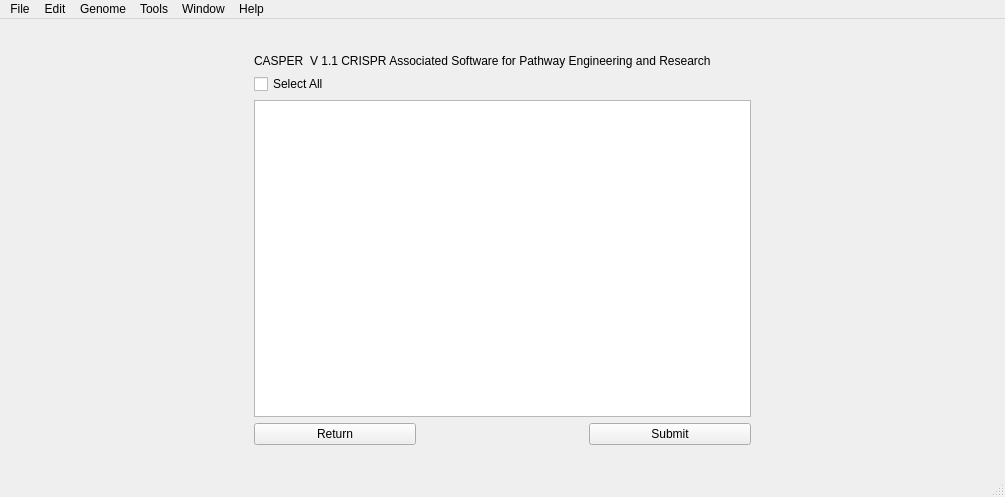
Above: Annotation Details.ui from bdoze90/CASPERapp before the change. Below: the same form after it.
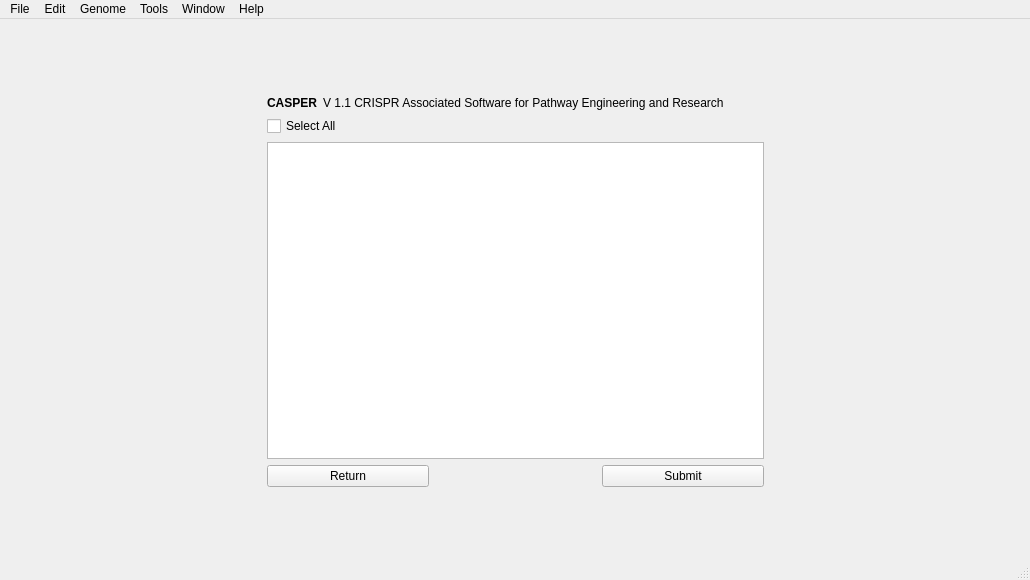
That is the form after the change.

Patch:
```diff
--- a/Annotation Details.ui
+++ b/Annotation Details.ui
@@ -9,13 +9,16 @@
    <rect>
     <x>0</x>
     <y>0</y>
-    <width>1005</width>
-    <height>497</height>
+    <width>1030</width>
+    <height>580</height>
    </rect>
   </property>
   <property name="windowTitle">
    <string>CASPER</string>
   </property>
+  <property name="styleSheet">
+   <string notr="true">font: 11pt &quot;Sans Serif&quot;;</string>
+  </property>
   <widget class="QWidget" name="centralwidget">
    <layout class="QGridLayout" name="gridLayout">
     <item row="2" column="0">
@@ -96,7 +99,7 @@
 </string>
         </property>
         <property name="text">
-         <string>CASPER</string>
+         <string>&lt;html&gt;&lt;head/&gt;&lt;body&gt;&lt;p&gt;&lt;span style=&quot; font-weight:600;&quot;&gt;CASPER&lt;/span&gt;&lt;/p&gt;&lt;/body&gt;&lt;/html&gt;</string>
         </property>
        </widget>
       </item>
@@ -152,8 +155,8 @@
     <rect>
      <x>0</x>
      <y>0</y>
-     <width>1005</width>
-     <height>20</height>
+     <width>1030</width>
+     <height>23</height>
     </rect>
    </property>
    <widget class="QMenu" name="menuFile">
```
Left out of the diff: 104 changed lines with no effect on the pictures.
